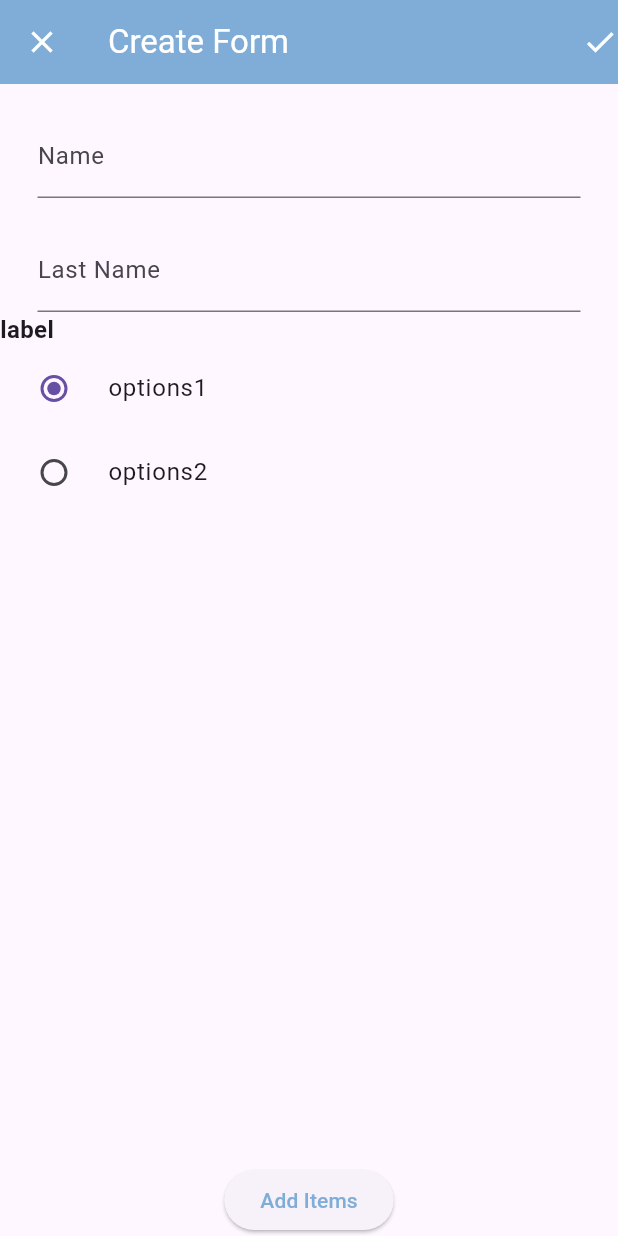
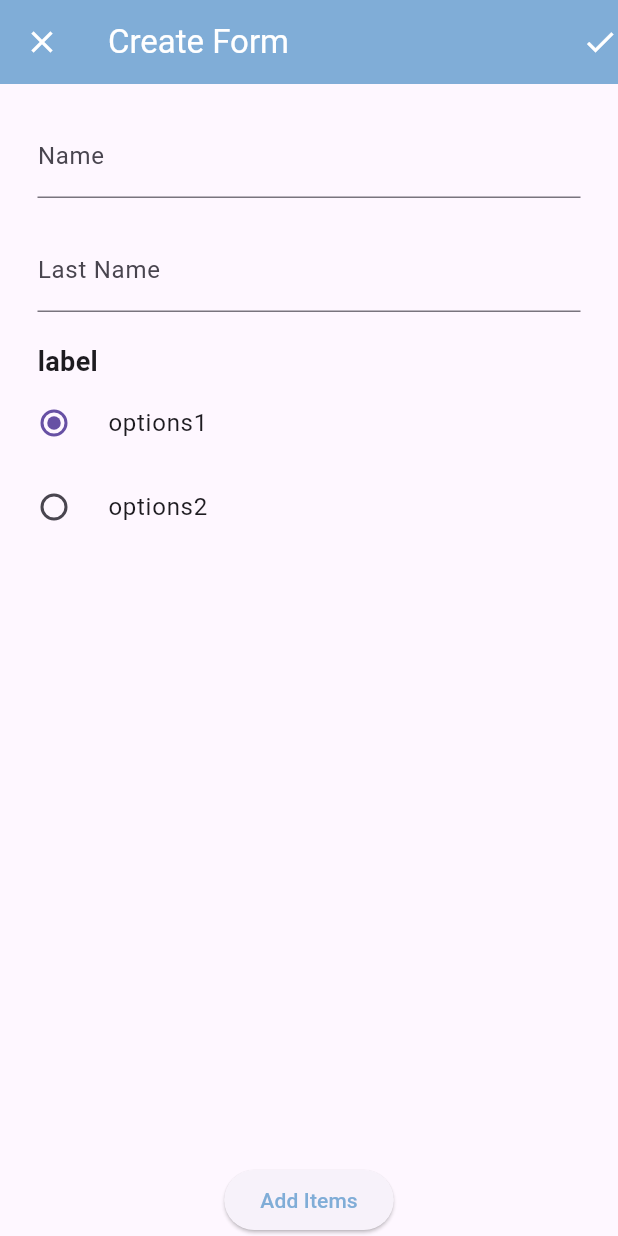
Before and after one commit to WildKoala23/Softshares, a Flutter app: the screen it shows after launch, on a phone screen of 412 x 824 dp. Run offline on Flutter 3.47's test engine with Material 3 defaults, Android fonts, the phone set to English and light mode, and no system bars; our stand-ins replace google_fonts, table_calendar; missing offline and left inert: dev_icons.

Commit message:
finished custom filedtext and radio button

```diff
--- a/lib/Components/customRadioBtn.dart
+++ b/lib/Components/customRadioBtn.dart
@@ -4,7 +4,8 @@ class customRadioBtn extends StatefulWidget {
   final String label;
   final List<String> options;
 
-  const customRadioBtn({Key? key, required this.label, required this.options}) : super(key: key);
+  const customRadioBtn({Key? key, required this.label, required this.options})
+      : super(key: key);
 
   @override
   State<customRadioBtn> createState() => _CustomRadioBtnState();
@@ -24,11 +25,14 @@ class _CustomRadioBtnState extends State<customRadioBtn> {
     return Column(
       crossAxisAlignment: CrossAxisAlignment.start,
       children: [
-        Text(
-          widget.label,
-          style: TextStyle(
-            fontWeight: FontWeight.bold,
-            fontSize: 16,
+        Padding(
+          padding: const EdgeInsets.only(left: 25.0, top: 20),
+          child: Text(
+            widget.label,
+            style: TextStyle(
+              fontWeight: FontWeight.bold,
+              fontSize: 18,
+            ),
           ),
         ),
         Column(
--- a/lib/Pages/createFrom.dart
+++ b/lib/Pages/createFrom.dart
@@ -173,8 +173,9 @@ class _MyWidgetState extends State<createForm> {
                 }
                 /*Add new item to the form list*/
                 if (item != null) {
-                  formItens.add(item);
-                  print(formItens.length);
+                  setState(() {
+                    formItens.add(item!);
+                  });
                 }
               },
               child: Container(
```
